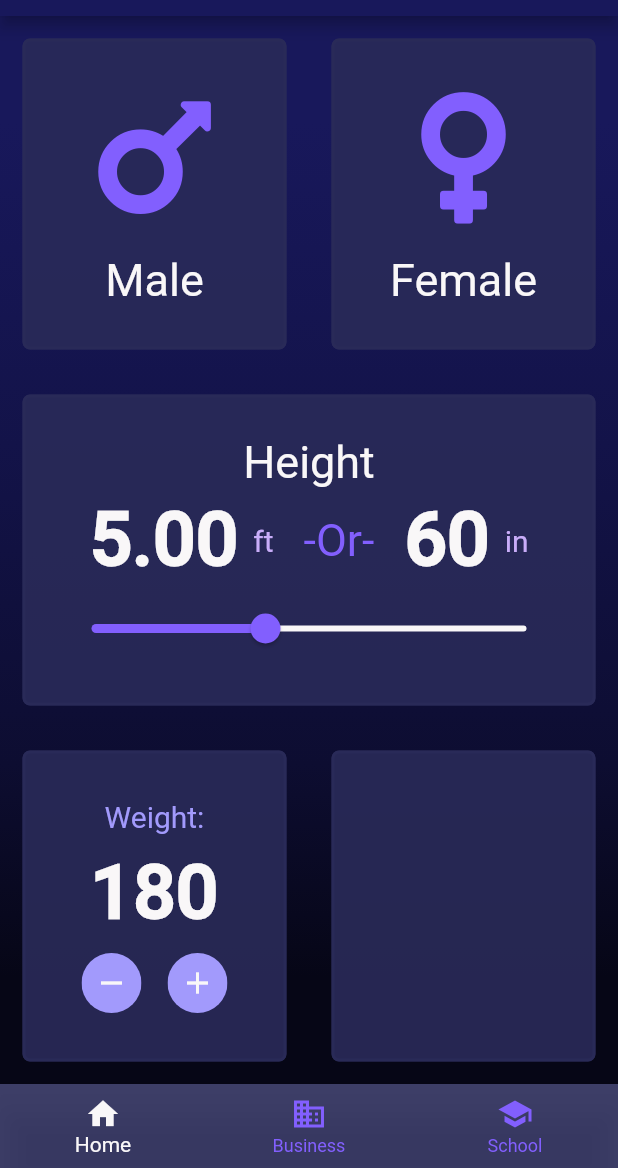
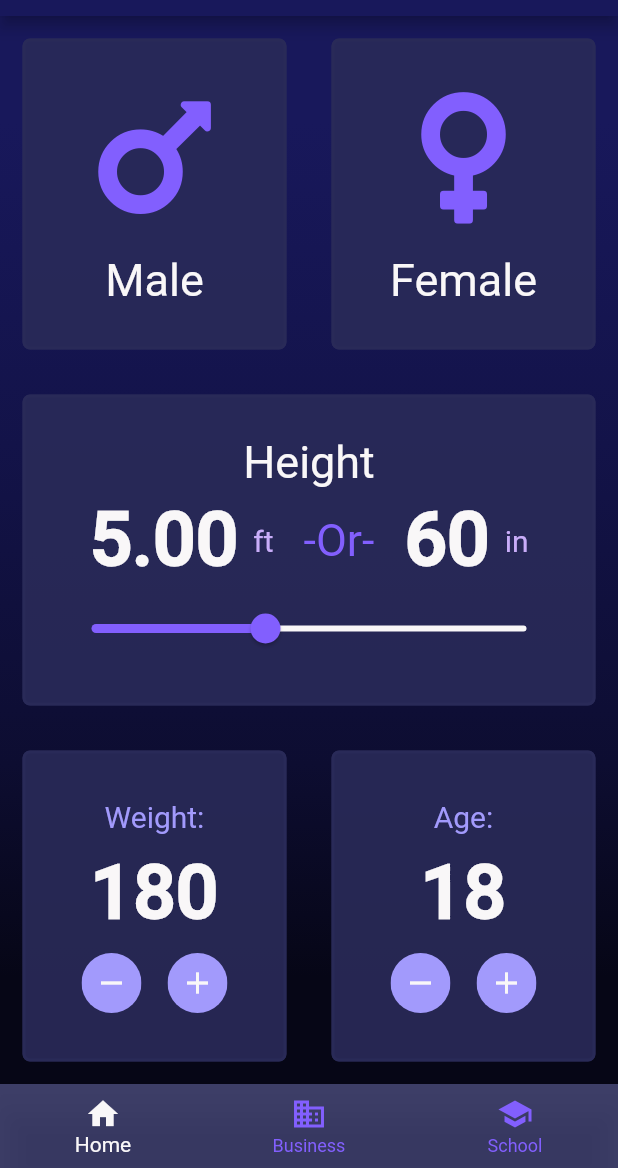
Before and after one commit to cbstodd/bmi_calculator_flutter_app, a Flutter app: the screen it shows after launch, on a phone screen of 412 x 824 dp, the part 68-1236 px from its top. Run offline on Flutter 3.47's test engine with Material 2 defaults, Android fonts, the phone set to English and light mode, and no system bars; our stand-ins replace font_awesome_flutter; project files that could hold a hidden picture were left out.

Commit message:
Added Age

```diff
--- a/lib/input_page.dart
+++ b/lib/input_page.dart
@@ -16,6 +16,7 @@ class _InputPageState extends State<InputPage> {
   static const double kMaxHeight = 96;
   double height = 60;
   int weight = 180;
+  int age = 18;
 
   static String inchesToFeet(double inches) {
     double total = inches / 12;
@@ -254,6 +255,84 @@ class _InputPageState extends State<InputPage> {
                       child: CustomCardContainer(
                         color: kMatteBlue,
                         borderColor: kMatteBlue,
+                        child: Column(
+                          mainAxisAlignment: MainAxisAlignment.spaceEvenly,
+                          children: <Widget>[
+                            Row(
+                              mainAxisAlignment: MainAxisAlignment.spaceEvenly,
+                              children: <Widget>[
+                                Text(
+                                  'Age:',
+                                  style: TextStyle(
+                                    color: kLightPurple,
+                                    fontSize: 20.0,
+                                    fontFamily: 'Roboto',
+                                  ),
+                                ),
+                              ],
+                            ),
+                            Row(
+                              mainAxisAlignment: MainAxisAlignment.spaceEvenly,
+                              children: <Widget>[
+                                Text(
+                                  '$age',
+                                  style: kRobotoFontFamily50,
+                                ),
+                              ],
+                            ),
+                            Row(
+                              mainAxisAlignment: MainAxisAlignment.spaceEvenly,
+                              children: <Widget>[
+                                ClipOval(
+                                  child: Material(
+                                    color: kLightPurple, // button color
+                                    child: InkWell(
+                                      splashColor: kDanger, // inkwell color
+                                      child: SizedBox(
+                                        width: 40,
+                                        height: 40,
+                                        child: Icon(Icons.remove, color: kOffWhite),
+                                      ),
+                                      onTap: () {
+                                        setState(() {
+                                          age -= 1;
+                                        });
+                                      },
+                                      onLongPress: () {
+                                        setState(() {
+                                          age -= 20;
+                                        });
+                                      },
+                                    ),
+                                  ),
+                                ),
+                                ClipOval(
+                                  child: Material(
+                                    color: kLightPurple, // button color
+                                    child: InkWell(
+                                      splashColor: kSuccess, // inkwell color
+                                      child: SizedBox(
+                                        width: 40,
+                                        height: 40,
+                                        child: Icon(Icons.add, color: kOffWhite),
+                                      ),
+                                      onTap: () {
+                                        setState(() {
+                                          age += 1;
+                                        });
+                                      },
+                                      onLongPress: () {
+                                        setState(() {
+                                          age += 20;
+                                        });
+                                      },
+                                    ),
+                                  ),
+                                ),
+                              ],
+                            )
+                          ],
+                        ),
                       ),
                     ),
                   ],
```
